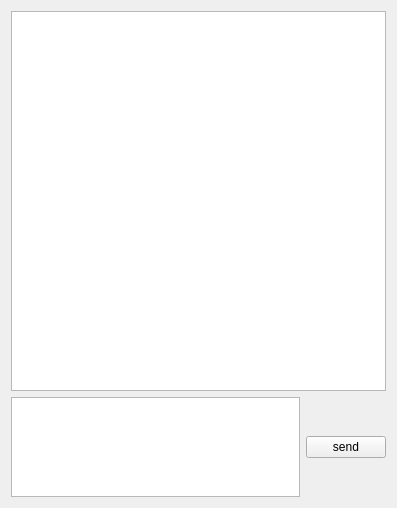
Nekttuman/HiddenChess, file HiddenChess/Source/Widgets/ChatWidget/ChatWidget.ui: the form before one commit.
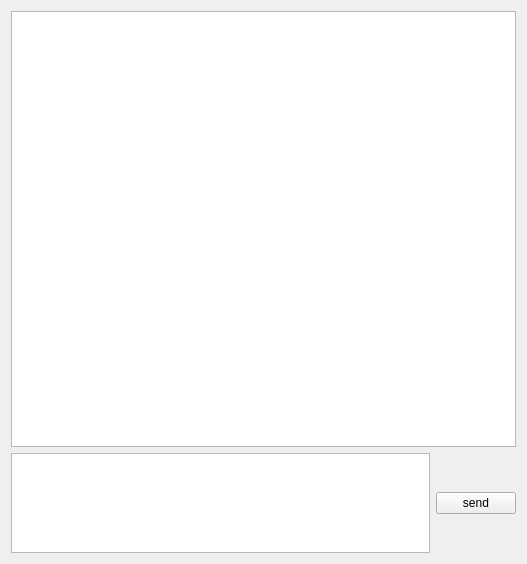
The form after the commit.

```diff
--- a/HiddenChess/Source/Widgets/ChatWidget/ChatWidget.ui
+++ b/HiddenChess/Source/Widgets/ChatWidget/ChatWidget.ui
@@ -6,8 +6,8 @@
    <rect>
     <x>0</x>
     <y>0</y>
-    <width>397</width>
-    <height>508</height>
+    <width>527</width>
+    <height>564</height>
    </rect>
   </property>
   <property name="windowTitle">
```
Left out of the diff: 19 changed lines with no effect on the pictures.
